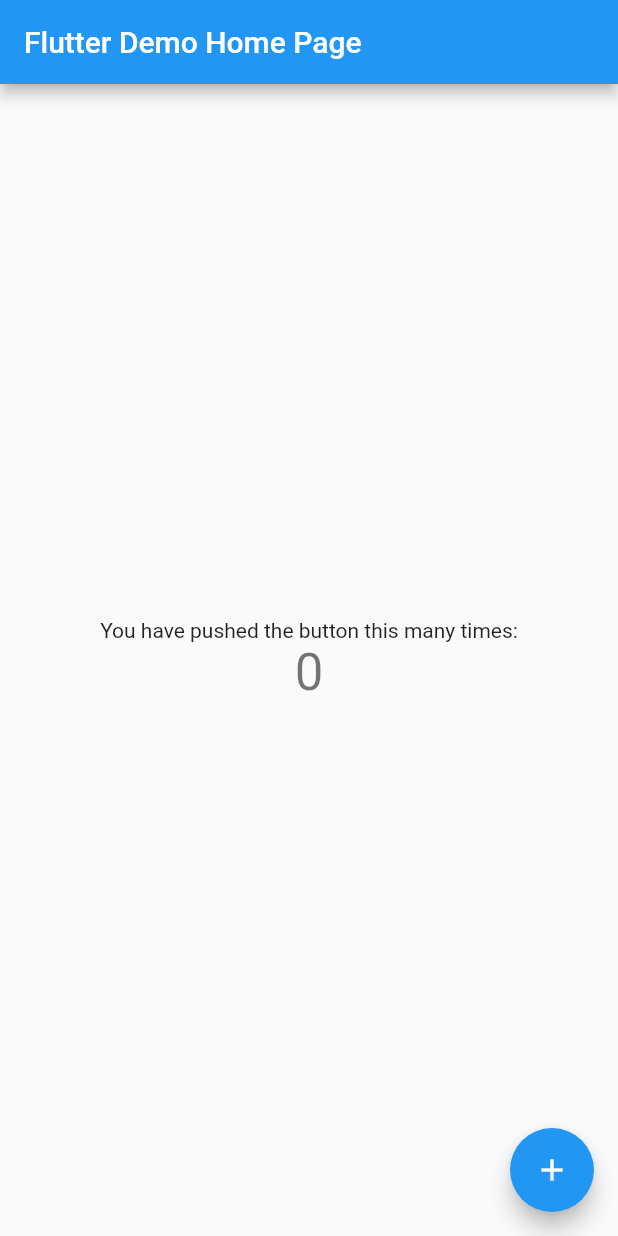
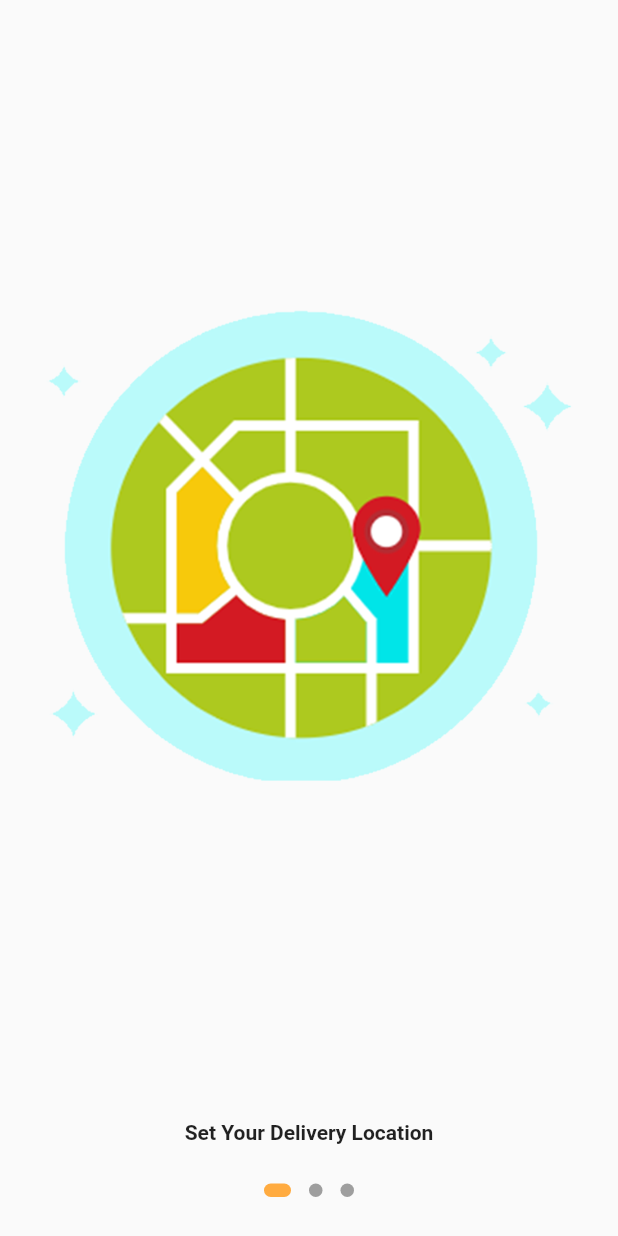
Before and after one commit to pramod423/grocery_app, a Flutter app: the screen it shows after launch, on a phone screen of 412 x 824 dp. Run offline on Flutter 3.47's test engine with Material 2 defaults, Android fonts, the phone set to English and light mode, and no system bars; drawn by our look-alikes of dots_indicator.

Commit message:
onboard page

```diff
--- a/grocery_app/lib/main.dart
+++ b/grocery_app/lib/main.dart
@@ -1,4 +1,6 @@
+import 'dart:async';
 import 'package:flutter/material.dart';
+import 'screens/onboard_screen.dart';
 
 void main() {
   runApp(MyApp());
@@ -9,105 +11,47 @@ class MyApp extends StatelessWidget {
   @override
   Widget build(BuildContext context) {
     return MaterialApp(
+      debugShowCheckedModeBanner: false,
       title: 'Flutter Demo',
       theme: ThemeData(
-        // This is the theme of your application.
-        //
-        // Try running your application with "flutter run". You'll see the
-        // application has a blue toolbar. Then, without quitting the app, try
-        // changing the primarySwatch below to Colors.green and then invoke
-        // "hot reload" (press "r" in the console where you ran "flutter run",
-        // or simply save your changes to "hot reload" in a Flutter IDE).
-        // Notice that the counter didn't reset back to zero; the application
-        // is not restarted.
         primarySwatch: Colors.blue,
       ),
-      home: MyHomePage(title: 'Flutter Demo Home Page'),
+      home: SplashScreen(),
     );
   }
 }
 
-class MyHomePage extends StatefulWidget {
-  MyHomePage({Key key, this.title}) : super(key: key);
-
-  // This widget is the home page of your application. It is stateful, meaning
-  // that it has a State object (defined below) that contains fields that affect
-  // how it looks.
-
-  // This class is the configuration for the state. It holds the values (in this
-  // case the title) provided by the parent (in this case the App widget) and
-  // used by the build method of the State. Fields in a Widget subclass are
-  // always marked "final".
-
-  final String title;
-
+class SplashScreen extends StatefulWidget {
   @override
-  _MyHomePageState createState() => _MyHomePageState();
+  _SplashScreenState createState() => _SplashScreenState();
 }
 
-class _MyHomePageState extends State<MyHomePage> {
-  int _counter = 0;
+class _SplashScreenState extends State<SplashScreen> {
+  @override
+  void initState() {
+    Timer(Duration(seconds: 3), () {
+      Navigator.pushReplacement(
+          context, MaterialPageRoute(builder: (context) => OnBoardScreen()));
+    });
 
-  void _incrementCounter() {
-    setState(() {
-      // This call to setState tells the Flutter framework that something has
-      // changed in this State, which causes it to rerun the build method below
-      // so that the display can reflect the updated values. If we changed
-      // _counter without calling setState(), then the build method would not be
-      // called again, and so nothing would appear to happen.
-      _counter++;
-    });
+    super.initState();
   }
 
-  @override
   Widget build(BuildContext context) {
-    // This method is rerun every time setState is called, for instance as done
-    // by the _incrementCounter method above.
-    //
-    // The Flutter framework has been optimized to make rerunning build methods
-    // fast, so that you can just rebuild anything that needs updating rather
-    // than having to individually change instances of widgets.
     return Scaffold(
-      appBar: AppBar(
-        // Here we take the value from the MyHomePage object that was created by
-        // the App.build method, and use it to set our appbar title.
-        title: Text(widget.title),
-      ),
+      backgroundColor: Colors.white,
       body: Center(
-        // Center is a layout widget. It takes a single child and positions it
-        // in the middle of the parent.
         child: Column(
-          // Column is also a layout widget. It takes a list of children and
-          // arranges them vertically. By default, it sizes itself to fit its
-          // children horizontally, and tries to be as tall as its parent.
-          //
-          // Invoke "debug painting" (press "p" in the console, choose the
-          // "Toggle Debug Paint" action from the Flutter Inspector in Android
-          // Studio, or the "Toggle Debug Paint" command in Visual Studio Code)
-          // to see the wireframe for each widget.
-          //
-          // Column has various properties to control how it sizes itself and
-          // how it positions its children. Here we use mainAxisAlignment to
-          // center the children vertically; the main axis here is the vertical
-          // axis because Columns are vertical (the cross axis would be
-          // horizontal).
-          mainAxisAlignment: MainAxisAlignment.center,
-          children: <Widget>[
+          mainAxisSize: MainAxisSize.min,
+          children: [
+            Image.asset('images/gosi.jpg'),
             Text(
-              'You have pushed the button this many times:',
-            ),
-            Text(
-              '$_counter',
-              style: Theme.of(context).textTheme.headline4,
-            ),
+              'PS Store',
+              style: TextStyle(fontSize: 15, fontWeight: FontWeight.bold),
+            )
           ],
         ),
       ),
-      floatingActionButton: FloatingActionButton(
-        onPressed: _incrementCounter,
-        tooltip: 'Increment',
-        child: Icon(Icons.add),
-      ), // This trailing comma makes auto-formatting nicer for build methods.
     );
   }
 }
--- /dev/null
+++ b/grocery_app/lib/screens/onboard_screen.dart
@@ -0,0 +1,78 @@
+import 'package:dots_indicator/dots_indicator.dart';
+import 'package:flutter/material.dart';
+
+class OnBoardScreen extends StatefulWidget {
+  @override
+  _OnBoardScreenState createState() => _OnBoardScreenState();
+}
+
+class _OnBoardScreenState extends State<OnBoardScreen> {
+  @override
+  final _controller = PageController(
+    initialPage: 0,
+  );
+
+  int _currentPage = 0;
+
+  List<Widget> _pages = [
+    Column(
+      children: [
+        Expanded(child: Image.asset('images/enteraddress.png')),
+        Text(
+          'Set Your Delivery Location',
+          style: TextStyle(fontWeight: FontWeight.bold),
+        )
+      ],
+    ),
+    Column(
+      children: [
+        Expanded(child: Image.asset('images/orderfood.png')),
+        Text('Order Online from Your Favourite Store',
+            style: TextStyle(fontWeight: FontWeight.bold))
+      ],
+    ),
+    Column(
+      children: [
+        Expanded(child: Image.asset('images/deliverfood.png')),
+        Text('Quick Deliver to your Doorstep',
+            style: TextStyle(fontWeight: FontWeight.bold))
+      ],
+    )
+  ];
+
+  Widget build(BuildContext context) {
+    return Scaffold(
+      body: Column(
+        children: [
+          Expanded(
+            child: PageView(
+              controller: _controller,
+              children: _pages,
+              onPageChanged: (index) {
+                setState(() {
+                  _currentPage = index;
+                });
+              },
+            ),
+          ),
+          SizedBox(
+            height: 20,
+          ),
+          DotsIndicator(
+            dotsCount: _pages.length,
+            position: _currentPage.toDouble(),
+            decorator: DotsDecorator(
+                size: const Size.square(9.0),
+                activeSize: const Size(18.0, 9.0),
+                activeShape: RoundedRectangleBorder(
+                    borderRadius: BorderRadius.circular(5.0)),
+                activeColor: Colors.orangeAccent),
+          ),
+          SizedBox(
+            height: 20,
+          ),
+        ],
+      ),
+    );
+  }
+}
```
Also changed, not shown: grocery_app/lib/screens/register_screen.dart (added, +29 -0 lines), grocery_app/pubspec.yaml (+4 -5 lines), grocery_app/images/deliverfood.png (added), grocery_app/images/enteraddress.png (added), grocery_app/images/gosi.jpg (added), grocery_app/images/grocery.jpg (added), grocery_app/images/orderfood.png (added), grocery_app/pubspec.lock.
